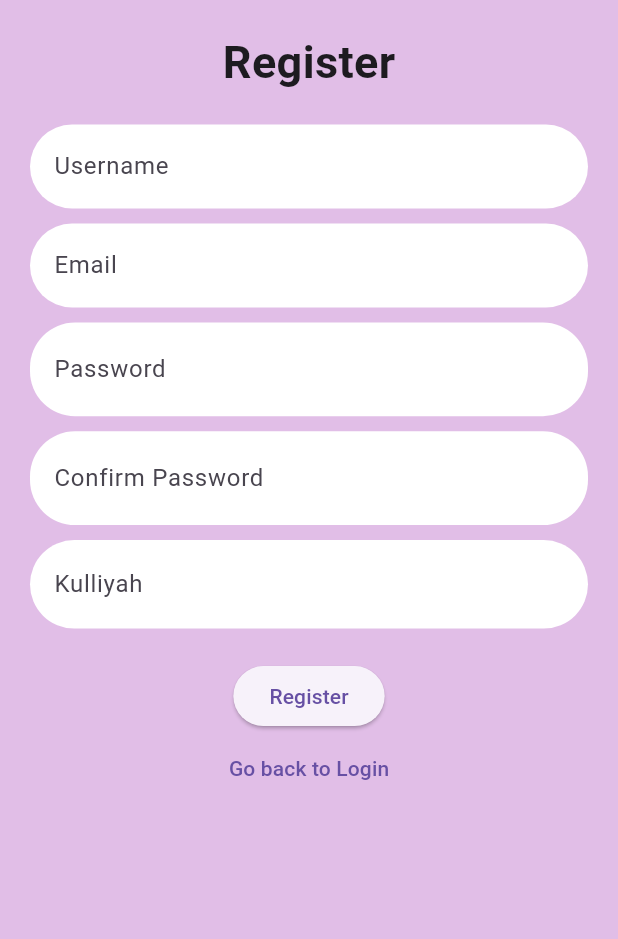
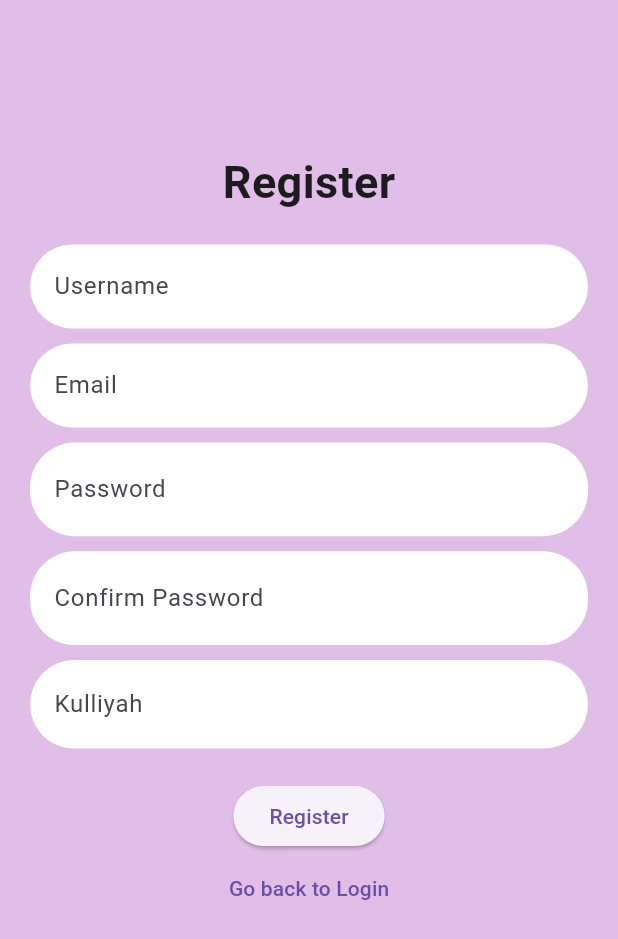
Before and after one commit to QHanif/iStarpoint, a Flutter app: the RegisterPage screen opened by its route, on a phone screen of 412 x 824 dp. Shown: the top 939 px of the screen. Run offline on Flutter 3.47's test engine with Material 3 defaults, Android fonts, the phone set to English and light mode, and no system bars; our stand-ins replace cloud_firestore, firebase_auth, firebase_core, google_maps_flutter, image_picker, qr_flutter; missing offline and left inert: flutter_barcode_scanner; accounts and stored records are empty; network calls fail.

Commit message:
Update registerscreen.dart

```diff
--- a/lib/pages/registerscreen.dart
+++ b/lib/pages/registerscreen.dart
@@ -84,7 +84,7 @@ class _RegisterPageState extends State<RegisterPage> {
       backgroundColor: Colors.purple[100],
       body: SingleChildScrollView(
         child: Container(
-          padding: const EdgeInsets.all(20.0),
+          padding: const EdgeInsets.fromLTRB(20, 100, 20, 100),
           child: Form(
             key: _formKey,
             child: Column(
```
